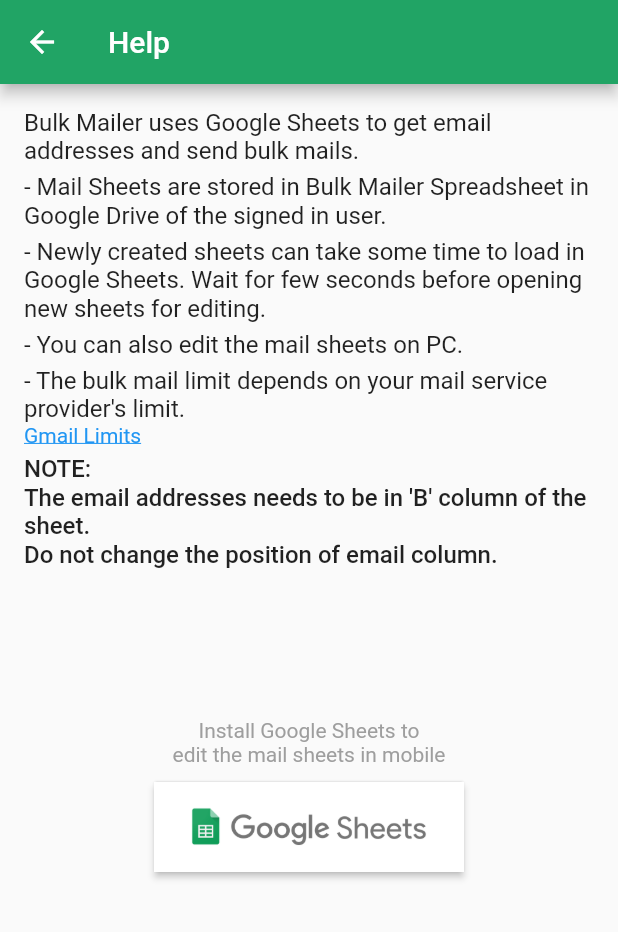
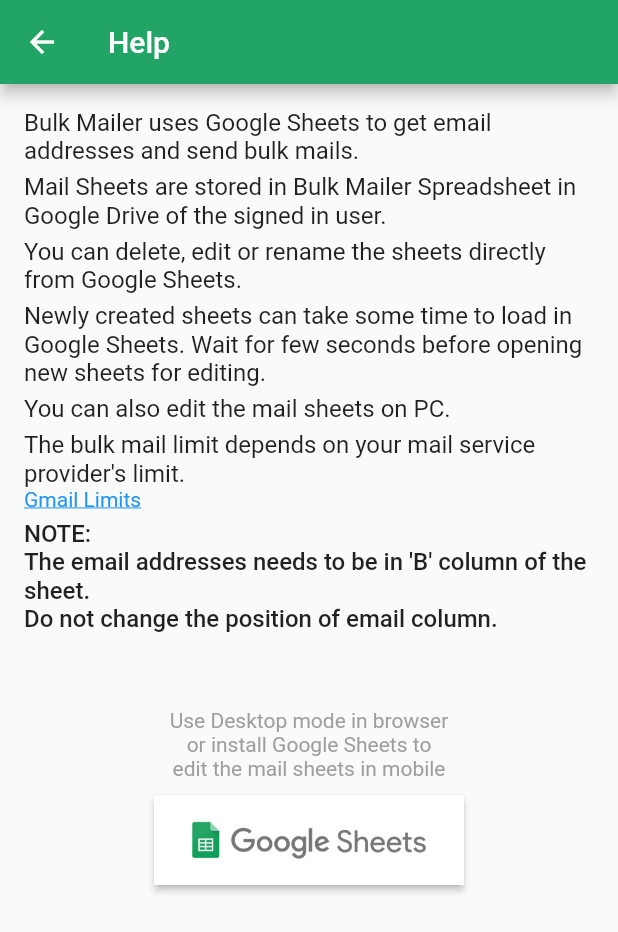
Before and after one commit to Adarsh0603/Bulk-Mailer, a Flutter app: the HelpScreen screen opened by its route, on a phone screen of 412 x 824 dp. Shown: the top 932 px of the screen. Run offline on Flutter 3.47's test engine with Material 2 defaults, Android fonts, the phone set to English and light mode, and no system bars; our stand-ins replace cloud_firestore, connectivity, firebase_auth, firebase_core, flutter_signin_button, google_sign_in; missing offline and left inert: flutter_email_sender; accounts and stored records are empty.

Commit message:
minor UI Fixes.

```diff
--- a/lib/screens/help_screen.dart
+++ b/lib/screens/help_screen.dart
@@ -21,22 +21,27 @@
               ),
               SizedBox(height: 5),
               Text(
-                '- Mail Sheets are stored in Bulk Mailer Spreadsheet in Google Drive of the signed in user.',
+                'Mail Sheets are stored in Bulk Mailer Spreadsheet in Google Drive of the signed in user.',
                 style: TextStyle(fontSize: 16),
               ),
               SizedBox(height: 5),
               Text(
-                '- Newly created sheets can take some time to load in Google Sheets. Wait for few seconds before opening new sheets for editing.',
+                'You can delete, edit or rename the sheets directly from Google Sheets.',
                 style: TextStyle(fontSize: 16),
               ),
               SizedBox(height: 5),
               Text(
-                '- You can also edit the mail sheets on PC.',
+                'Newly created sheets can take some time to load in Google Sheets. Wait for few seconds before opening new sheets for editing.',
                 style: TextStyle(fontSize: 16),
               ),
               SizedBox(height: 5),
               Text(
-                '- The bulk mail limit depends on your mail service provider\'s limit.',
+                'You can also edit the mail sheets on PC.',
+                style: TextStyle(fontSize: 16),
+              ),
+              SizedBox(height: 5),
+              Text(
+                'The bulk mail limit depends on your mail service provider\'s limit.',
                 style: TextStyle(fontSize: 16),
               ),
               GestureDetector(
@@ -60,10 +65,10 @@
                 'NOTE:\nThe email addresses needs to be in \'B\' column of the sheet.\nDo not change the position of email column.',
                 style: TextStyle(fontWeight: FontWeight.w500, fontSize: 16),
               ),
-              SizedBox(height: 100),
+              SizedBox(height: 50),
               Center(
                 child: Text(
-                  'Install Google Sheets to \nedit the mail sheets in mobile',
+                  'Use Desktop mode in browser \nor install Google Sheets to \nedit the mail sheets in mobile',
                   style: TextStyle(color: Colors.grey),
                   textAlign: TextAlign.center,
                 ),
--- a/lib/widgets/nav_drawer.dart
+++ b/lib/widgets/nav_drawer.dart
@@ -76,6 +76,7 @@
               Navigator.of(context).pushNamed(HelpScreen.routeName);
             },
           ),
+          Divider(),
           ListTile(
             leading: Icon(Icons.arrow_back),
             title: Text('Sign Out'),
@@ -84,6 +85,7 @@
               await Provider.of<Auth>(context, listen: false).signOut();
             },
           ),
+          Divider(),
         ],
       ),
     );
--- a/lib/widgets/sheet_item.dart
+++ b/lib/widgets/sheet_item.dart
@@ -31,7 +31,7 @@
         builder: (ctx) => AlertDialog(
           title: Text('No recipients found!'),
           content: Text(
-              '\'${sheet.sheetName}\' contains no email addresses.\nAdd email addresses and try again.'),
+              '\'${sheet.sheetName}\' contains no email addresses.\nAdd email addresses in the mail sheet and try again.'),
           actions: [
             FlatButton(
               child: Text('OK'),
```
Also changed, not shown: lib/data/sheets.dart (+5 -5 lines), 1 other file.
